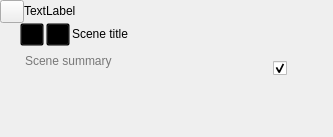
The window that ui/beat_widget.ui (zkovari/plotlyst) describes before a commit, drawn with Qt 5.
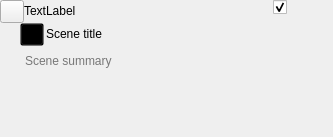
The same window after the commit. Custom widgets are drawn as their Qt base class.

Commit message: Remove scene purpose icon from structure overview beats, closes #1109

Patch:
```diff
--- a/ui/beat_widget.ui
+++ b/ui/beat_widget.ui
@@ -161,16 +161,6 @@
               </property>
              </widget>
             </item>
-            <item>
-             <widget class="QToolButton" name="btnSceneType">
-              <property name="text">
-               <string/>
-              </property>
-              <property name="transparent" stdset="0">
-               <bool>true</bool>
-              </property>
-             </widget>
-            </item>
             <item alignment="Qt::AlignLeft">
              <widget class="QLabel" name="lblSceneTitle">
               <property name="sizePolicy">
@@ -236,7 +226,7 @@
         <property name="bottomMargin">
          <number>0</number>
         </property>
-        <item>
+        <item alignment="Qt::AlignTop">
          <widget class="Toggle" name="cbToggle">
           <property name="sizePolicy">
            <sizepolicy hsizetype="Minimum" vsizetype="Maximum">
```
The commit also changes 1 other file.
